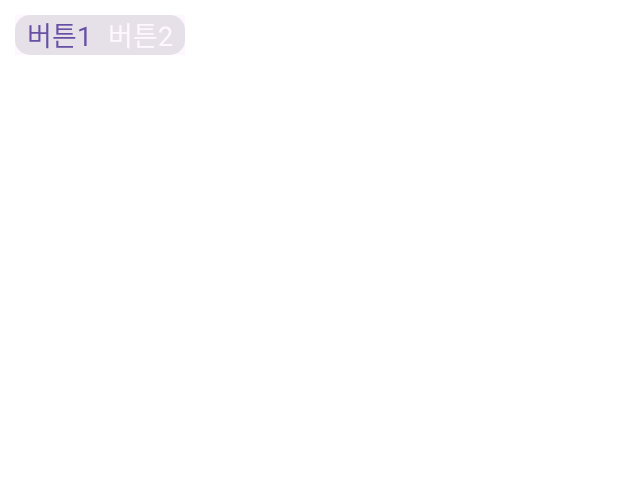
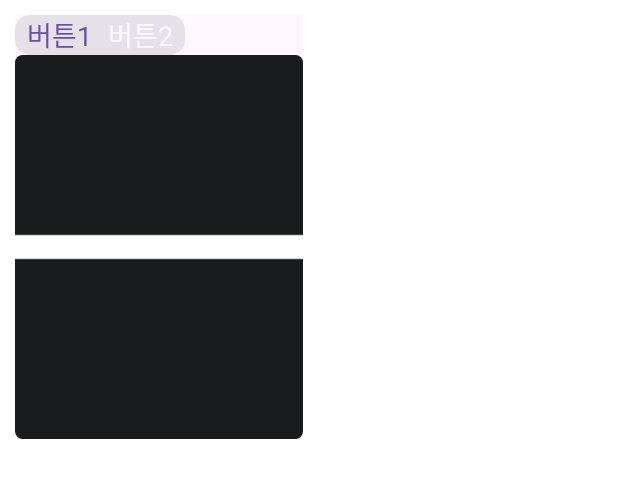
Before and after one commit to han-sunghyun/IOT_Linker, an Android app built with Jetpack Compose: the @Preview function LayoutSelect, on a phone screen of 412 x 824 dp. Shown: the top 478 px of the screen. Run offline under Robolectric (Android 15) with nearby library versions, the phone set to English and light mode, and no system bars.

Commit message:
기본 레이아웃 및 위젯  구성

```diff
--- a/app/src/main/java/com/developsunghyun/iot_linker/MainActivity.kt
+++ b/app/src/main/java/com/developsunghyun/iot_linker/MainActivity.kt
@@ -9,7 +9,6 @@ import androidx.compose.runtime.Composable
 import androidx.compose.ui.Modifier
 import androidx.compose.ui.tooling.preview.Preview
 import com.developsunghyun.iot_linker.View.Layout.Layout_2Slot_1
-import com.developsunghyun.iot_linker.View.Screen.HomeScreen
 import com.developsunghyun.iot_linker.View.Widget.ButtonWidget
 import com.developsunghyun.iot_linker.View.Widget.SwitchWidget
 import com.developsunghyun.iot_linker.ui.theme.IOT_LinkerTheme
--- a/app/src/main/java/com/developsunghyun/iot_linker/View/Components/ItemView.kt
+++ b/app/src/main/java/com/developsunghyun/iot_linker/View/Components/ItemView.kt
@@ -6,13 +6,11 @@ import androidx.compose.foundation.clickable
 import androidx.compose.foundation.layout.Box
 import androidx.compose.foundation.layout.Column
 import androidx.compose.foundation.layout.aspectRatio
-import androidx.compose.foundation.layout.fillMaxSize
 import androidx.compose.foundation.layout.fillMaxWidth
 import androidx.compose.foundation.layout.padding
 import androidx.compose.foundation.layout.wrapContentSize
 import androidx.compose.foundation.shape.CircleShape
 import androidx.compose.foundation.shape.RoundedCornerShape
-import androidx.compose.material3.Button
 import androidx.compose.material3.MaterialTheme
 import androidx.compose.material3.Surface
 import androidx.compose.material3.Text
--- a/app/src/main/java/com/developsunghyun/iot_linker/View/Layout/Layout_2Solt.kt
+++ b/app/src/main/java/com/developsunghyun/iot_linker/View/Layout/Layout_2Solt.kt
@@ -6,7 +6,6 @@ import androidx.compose.foundation.layout.Column
 import androidx.compose.foundation.layout.fillMaxSize
 import androidx.compose.foundation.layout.fillMaxWidth
 import androidx.compose.material3.MaterialTheme
-import androidx.compose.material3.Text
 import androidx.compose.runtime.Composable
 import androidx.compose.ui.Alignment
 import androidx.compose.ui.Modifier
--- a/app/src/main/java/com/developsunghyun/iot_linker/View/Screen/CreateScreen.kt
+++ b/app/src/main/java/com/developsunghyun/iot_linker/View/Screen/CreateScreen.kt
@@ -1,6 +1,6 @@
 package com.developsunghyun.iot_linker.View.Screen
 
-import androidx.compose.foundation.background
+import androidx.compose.foundation.Image
 import androidx.compose.foundation.clickable
 import androidx.compose.foundation.layout.Column
 import androidx.compose.foundation.layout.Row
@@ -12,9 +12,13 @@ import androidx.compose.material3.Surface
 import androidx.compose.material3.Text
 import androidx.compose.runtime.Composable
 import androidx.compose.ui.Modifier
+import androidx.compose.ui.graphics.Color
+import androidx.compose.ui.graphics.ColorFilter
+import androidx.compose.ui.res.painterResource
 import androidx.compose.ui.tooling.preview.Preview
 import androidx.compose.ui.unit.dp
 import androidx.compose.ui.unit.sp
+import com.developsunghyun.iot_linker.R
 
 @Preview(showBackground = true, widthDp = 370, heightDp = 740)
 @Composable
@@ -27,6 +31,7 @@ fun LayoutSelect(){
 
         ) {
             SelectButton()
+            LayoutImageView(image = R.drawable.layout_2slot_1)
         }
     }
 }
@@ -74,3 +79,23 @@ fun SelectButton(
         }
     }
 }
+
+@Preview
+@Composable
+fun LayoutImageView(
+    image: Int = R.drawable.layout_2slot_1
+){
+    Surface(
+        shape = RoundedCornerShape(5.dp)
+    ) {
+        Image(
+            modifier = Modifier
+                .clickable {
+
+                },
+            painter = painterResource(id = image),
+            contentDescription = "layout_2slot_1",
+//            colorFilter = ColorFilter.tint(Color.White)
+        )
+    }
+}
--- a/app/src/main/java/com/developsunghyun/iot_linker/View/Widget/Button.kt
+++ b/app/src/main/java/com/developsunghyun/iot_linker/View/Widget/Button.kt
@@ -1,10 +1,7 @@
 package com.developsunghyun.iot_linker.View.Widget
 
-import androidx.compose.foundation.layout.Column
-import androidx.compose.foundation.layout.fillMaxHeight
 import androidx.compose.foundation.layout.fillMaxWidth
 import androidx.compose.foundation.layout.padding
-import androidx.compose.foundation.layout.width
 import androidx.compose.foundation.lazy.LazyColumn
 import androidx.compose.material3.Button
 import androidx.compose.material3.Surface
--- a/app/src/main/java/com/developsunghyun/iot_linker/View/Widget/Switch.kt
+++ b/app/src/main/java/com/developsunghyun/iot_linker/View/Widget/Switch.kt
@@ -4,7 +4,6 @@ import androidx.compose.foundation.layout.Arrangement
 import androidx.compose.foundation.layout.Row
 import androidx.compose.foundation.layout.fillMaxWidth
 import androidx.compose.foundation.layout.padding
-import androidx.compose.foundation.layout.wrapContentSize
 import androidx.compose.foundation.lazy.LazyColumn
 import androidx.compose.material3.Surface
 import androidx.compose.material3.Switch
--- a/app/src/main/java/com/developsunghyun/iot_linker/ui/theme/Theme.kt
+++ b/app/src/main/java/com/developsunghyun/iot_linker/ui/theme/Theme.kt
@@ -1,6 +1,5 @@
 package com.developsunghyun.iot_linker.ui.theme
 
-import android.app.Activity
 import android.os.Build
 import androidx.compose.foundation.isSystemInDarkTheme
 import androidx.compose.material3.MaterialTheme
```
Also changed, not shown: app/src/main/res/drawable/layout_2slot_1.png (added), app/src/main/res/drawable/layout_2slot_2.png (added), app/src/main/res/drawable/layout_2slot_3.png (added).
